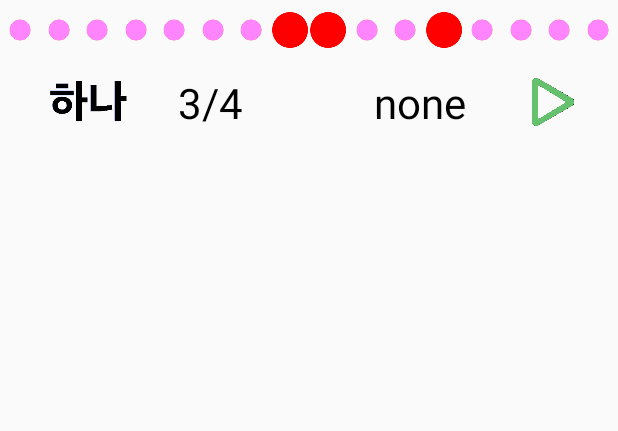
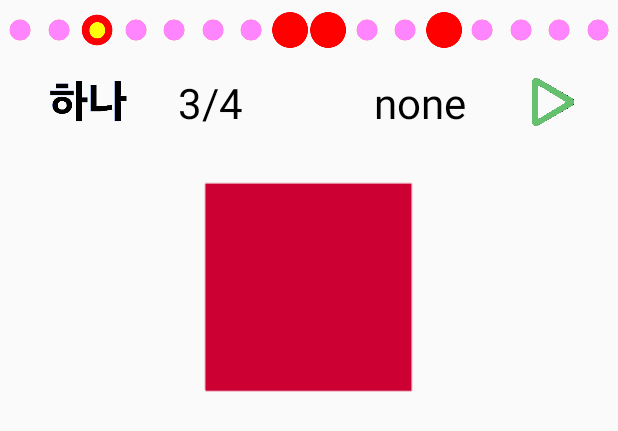
Before and after one commit to riopapa/MultiMetronome, an Android app: the layout one_metro.xml on its own in the app's theme, with its tools: preview values and no code run, on a phone screen of 412 x 824 dp. Shown: the top 431 px of the screen. Run offline under Robolectric (Android 15) with nearby library versions, the phone set to English and light mode, and no system bars.

Commit message:
Enlarge Stop Button

```diff
--- a/app/src/main/java/com/urrecliner/andriod/multimetronome/Vars.java
+++ b/app/src/main/java/com/urrecliner/andriod/multimetronome/Vars.java
@@ -20,6 +20,7 @@ class Vars {
     static MetroAdapter metroAdapter;
     static Utils utils;
     static int mPos;
+    static int loopCount;
     static boolean isRunning;
     static ArrayList<Metro> metros;
 
@@ -52,4 +53,5 @@ class Vars {
             R.raw.beep_beep, R.raw.beep_click, R.raw.beep_ding, R.raw.beep_wood, R.raw.beep_notice,
             R.raw.beep_simple, R.raw.beep_pizzicato, R.raw.beep_wood, R.raw.beep_metro};
     static MediaPlayer[] hanaMedias, beepMedias, soundMedias;
+    static float [] soundVolumes;
 }
--- a/app/src/main/res/layout/one_metro.xml
+++ b/app/src/main/res/layout/one_metro.xml
@@ -34,7 +34,7 @@
         android:layout_width="24dp"
         android:layout_height="24dp"
         android:contentDescription="@string/none"
-        android:src="@mipmap/circle_pink"
+        android:src="@mipmap/circle_red_yellow"
         app:layout_constraintLeft_toRightOf="@+id/dot01"
         app:layout_constraintRight_toLeftOf="@id/dot03"
         app:layout_constraintTop_toTopOf="parent" />
@@ -84,7 +84,7 @@
         android:layout_width="24dp"
         android:layout_height="24dp"
         android:contentDescription="@string/none"
-        android:src="@mipmap/circle_red"
+        android:src="@mipmap/circle_red_big"
         app:layout_constraintLeft_toRightOf="@+id/dot06"
         app:layout_constraintRight_toLeftOf="@id/dot08"
         app:layout_constraintTop_toTopOf="parent" />
@@ -94,7 +94,7 @@
         android:layout_width="24dp"
         android:layout_height="24dp"
         android:contentDescription="@string/none"
-        android:src="@mipmap/circle_red"
+        android:src="@mipmap/circle_red_big"
         app:layout_constraintLeft_toRightOf="@+id/dot07"
         app:layout_constraintRight_toLeftOf="@id/dot09"
         app:layout_constraintTop_toTopOf="parent" />
@@ -124,7 +124,7 @@
         android:layout_width="24dp"
         android:layout_height="24dp"
         android:contentDescription="@string/none"
-        android:src="@mipmap/circle_red"
+        android:src="@mipmap/circle_red_big"
         app:layout_constraintLeft_toRightOf="@+id/dot10"
         app:layout_constraintRight_toLeftOf="@id/dot12"
         app:layout_constraintTop_toTopOf="parent" />
@@ -188,7 +188,7 @@
         android:layout_height="64dp"
         android:contentDescription="@string/none"
         android:src="@mipmap/say_hana"
-        app:layout_constraintBottom_toBottomOf="parent"
+        app:layout_constraintBottom_toTopOf="@id/stop"
         app:layout_constraintLeft_toLeftOf="parent"
         app:layout_constraintRight_toLeftOf="@id/meter"
         app:layout_constraintTop_toBottomOf="@id/line_bar" />
@@ -200,7 +200,7 @@
         android:textSize="28sp"
         android:textColor="@color/black"
         app:layout_constraintHorizontal_weight="1"
-        app:layout_constraintBottom_toBottomOf="parent"
+        app:layout_constraintBottom_toTopOf="@id/stop"
         app:layout_constraintLeft_toRightOf="@id/hanaBeep"
         app:layout_constraintRight_toLeftOf="@id/tempo"
         app:layout_constraintTop_toBottomOf="@id/line_bar" />
@@ -213,7 +213,7 @@
         android:textColor="@color/black"
         android:foregroundGravity="center"
         android:gravity="center"
-        app:layout_constraintBottom_toBottomOf="parent"
+        app:layout_constraintBottom_toTopOf="@id/stop"
         app:layout_constraintLeft_toRightOf="@+id/meter"
         app:layout_constraintRight_toLeftOf="@+id/go"
         app:layout_constraintTop_toBottomOf="@id/line_bar" />
@@ -224,9 +224,21 @@
         android:layout_height="32dp"
         android:contentDescription="@string/none"
         android:src="@mipmap/go_green"
-        app:layout_constraintBottom_toBottomOf="parent"
+        app:layout_constraintBottom_toTopOf="@id/stop"
         app:layout_constraintLeft_toRightOf="@id/tempo"
         app:layout_constraintRight_toRightOf="parent"
         app:layout_constraintTop_toBottomOf="@id/line_bar" />
 
+
+    <ImageView
+        android:id="@+id/stop"
+        android:layout_width="180dp"
+        android:layout_height="180dp"
+        android:contentDescription="@string/none"
+        android:src="@mipmap/stop_red"
+        app:layout_constraintBottom_toBottomOf="parent"
+        app:layout_constraintLeft_toLeftOf="parent"
+        app:layout_constraintRight_toRightOf="parent"
+        app:layout_constraintTop_toBottomOf="@id/tempo" />
+
 </android.support.constraint.ConstraintLayout>
```
Also changed, not shown: app/src/main/java/com/urrecliner/andriod/multimetronome/BeatPlay.java (+14 -11 lines), app/src/main/java/com/urrecliner/andriod/multimetronome/MetroAdapter.java (+58 -40 lines), app/src/main/java/com/urrecliner/andriod/multimetronome/Utils.java (+4 -27 lines), app/src/main/res/mipmap-hdpi/circle_red2.png (deleted), app/src/main/res/mipmap-hdpi/circle_red_big.png (renamed from app/src/main/res/mipmap-hdpi/circle_red.png), app/src/main/res/mipmap-hdpi/circle_red_yellow.png (added), app/src/main/res/mipmap-hdpi/go_red.png (deleted), app/src/main/res/mipmap-hdpi/stop_red.png (added).
